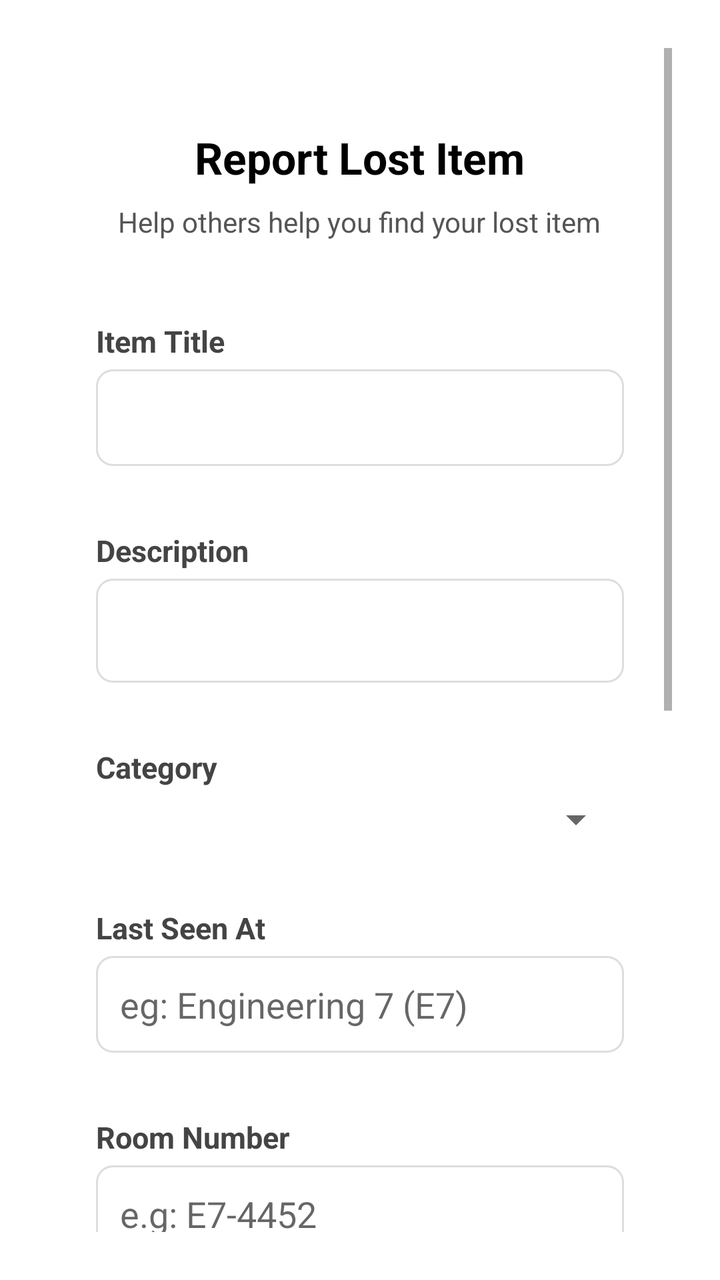
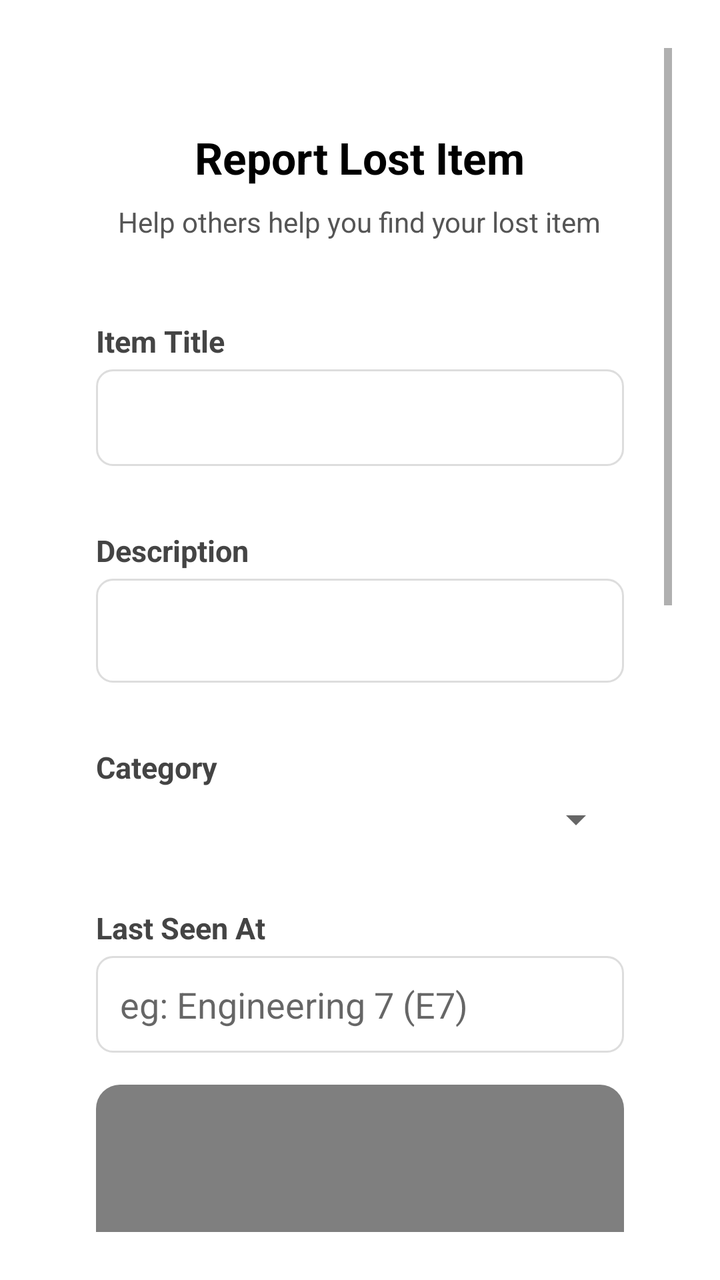

An Android layout rendered at two revisions. The XML below is the earlier revision; the diff shows what the commit changed to produce the second picture.
<!-- AndroidManifest.xml: application theme Theme.WatUFound -->
<!-- res/layout/fragment_lost_form.xml -->
<?xml version="1.0" encoding="utf-8"?>
<ScrollView xmlns:android="http://schemas.android.com/apk/res/android"
    xmlns:tools="http://schemas.android.com/tools"
    android:fitsSystemWindows="true"
    android:layout_width="match_parent"
    android:layout_height="match_parent"
    android:background="@color/white"
    android:padding="24dp">

    <LinearLayout
        android:layout_width="match_parent"
        android:layout_height="wrap_content"
        android:orientation="vertical"
        android:gravity="center_horizontal">

        
        <LinearLayout
            android:id="@+id/formContainer"
            android:layout_width="match_parent"
            android:layout_height="wrap_content"
            android:orientation="vertical"
            android:background="@android:color/white"
            android:padding="24dp"
            android:layout_marginTop="16dp"
            android:layout_marginBottom="24dp"
            android:clipToPadding="false"
            android:layout_gravity="center">

            
            <TextView
                android:layout_width="wrap_content"
                android:layout_height="wrap_content"
                android:text="Report Lost Item"
                android:textSize="22sp"
                android:textStyle="bold"
                android:textColor="@android:color/black"
                android:layout_gravity="center_horizontal"
                android:layout_marginBottom="8dp" />

            
            <TextView
                android:layout_width="wrap_content"
                android:layout_height="wrap_content"
                android:text="Help others help you find your lost item"
                android:textSize="14sp"
                android:textColor="#555555"
                android:layout_gravity="center_horizontal"
                android:layout_marginBottom="24dp" />

            
            <TextView
                style="@style/TextLabel"
                android:text="Item Title" />
            <EditText
                android:id="@+id/itemTitleInput"
                style="@style/InputField" />

            
            <TextView
                style="@style/TextLabel"
                android:text="Description" />

            <EditText
                android:id="@+id/descriptionInput"
                style="@style/InputField"
                android:layout_height="52dp"
                android:gravity="top"
                android:inputType="textMultiLine"
                android:minLines="3" />

            

            <TextView
                style="@style/TextLabel"
                android:text="Category" />

            <Spinner
                android:id="@+id/categorySpinner"
                style="@style/SpinnerField" />

            
            <TextView
                style="@style/TextLabel"
                android:text="Last Seen At" />



            <AutoCompleteTextView
                android:id="@+id/lastSeenAtInput"
                android:layout_width="match_parent"
                android:layout_height="wrap_content"
                android:hint="eg: Engineering 7 (E7)"
                android:inputType="text"
                android:background="@drawable/input_field_background"
                android:padding="12dp"
                android:layout_marginBottom="16dp"
                android:dropDownHeight="200dp"
                android:completionThreshold="1" />

            
            <TextView
                style="@style/TextLabel"
                android:text="Room Number" />

            <EditText
                android:id="@+id/roomNumberInput"
                style="@style/InputField"
                android:hint="e.g: E7-4452"
                android:inputType="text"
                android:layout_marginBottom="16dp" />

    
    <com.google.android.gms.maps.MapView
        android:id="@+id/mapViewPreview"
        android:layout_width="match_parent"
        android:layout_height="200dp"
        android:layout_marginBottom="16dp"
        android:visibility="gone" />


            
            <TextView
                style="@style/TextLabel"
                android:text="Date and Time Lost" />
            <EditText
                android:id="@+id/dateTimeInput"
                style="@style/InputField"
                android:focusable="false"
                android:clickable="true"
                android:inputType="none" />



            
            <ImageView
                android:id="@+id/imagePreview"
                android:layout_width="120dp"
                android:layout_height="120dp"
                android:src="@drawable/ic_image_upload"
                android:scaleType="centerCrop"
                android:background="@drawable/rounded_card_background"
                android:contentDescription="Image preview"
                android:layout_gravity="center" />

            
            <Button
                android:id="@+id/buttonSelectImage"
                android:layout_width="wrap_content"
                android:layout_height="wrap_content"
                android:text="Upload Image"
                android:layout_gravity="center_horizontal"
                android:layout_marginBottom="16dp"
                android:backgroundTint="@color/purple_500"
                android:textColor="@android:color/white" />

            

            <LinearLayout
                android:layout_width="wrap_content"
                android:layout_height="wrap_content"
                android:orientation="horizontal"
                android:gravity="center_vertical"
                android:layout_gravity="center_horizontal"
                android:layout_marginTop="16dp"
                android:layout_marginBottom="8dp">
                <Switch
                    android:id="@+id/switch_anonymous"
                    android:layout_width="wrap_content"
                    android:layout_height="wrap_content"
                    android:text=""
                    android:layout_marginEnd="12dp"
                    android:theme="@style/PurpleSwitchTheme" />

                <TextView
                    style="@style/TextLabel"
                    android:layout_marginTop="0dp"
                    android:layout_marginBottom="0dp"
                    android:text="Post anonymously" />

            </LinearLayout>

            
            <Button
                android:id="@+id/submitButton"
                android:layout_width="match_parent"
                android:layout_height="wrap_content"
                android:text="Post Lost Item"
                android:backgroundTint="@color/purple_500"
                android:textColor="@android:color/white"
                android:textAllCaps="true"
                android:layout_marginTop="24dp"
                android:layout_marginBottom="30dp"
                android:padding="12dp" />
        </LinearLayout>
    </LinearLayout>
</ScrollView>
<!-- resources referenced by this layout -->
<resources>
  <color name="purple_500">#3700b3</color>
  <color name="white">#FFFFFFFF</color>
  <!-- drawable ic_image_upload (drawable) -->
  <?xml version="1.0" encoding="utf-8"?>
  <vector xmlns:android="http://schemas.android.com/apk/res/android"
      android:width="48dp"
      android:height="48dp"
      android:viewportWidth="24"
      android:viewportHeight="24"
      android:tint="#CCCCCC">
    <path
        android:fillColor="#CCCCCC"
        android:pathData="M12,12m-3.2,0a3.2,3.2 0,1 1,6.4 0a3.2,3.2 0,1 1,-6.4 0"/>
    <path
        android:fillColor="#CCCCCC"
        android:pathData="M9,2L7.17,4L4,4c-1.1,0 -2,0.9 -2,2v12c0,1.1 0.9,2 2,2h16c1.1,0 2,-0.9 2,-2L22,6c0,-1.1 -0.9,-2 -2,-2h-3.17L15,2L9,2zM12,17c-2.76,0 -5,-2.24 -5,-5s2.24,-5 5,-5 5,2.24 5,5 -2.24,5 -5,5z"/>
  </vector>
  <!-- drawable input_field_background (drawable) -->
  <?xml version="1.0" encoding="utf-8"?>
  <shape xmlns:android="http://schemas.android.com/apk/res/android"
      android:shape="rectangle">
  
      <solid android:color="@android:color/white" />
  
      <stroke
          android:width="1dp"
          android:color="#DDDDDD" />
  
      <corners android:radius="8dp" />
  </shape>
  <!-- drawable rounded_card_background (drawable) -->
  <?xml version="1.0" encoding="utf-8"?>
  <shape xmlns:android="http://schemas.android.com/apk/res/android"
      android:shape="rectangle">
      <solid android:color="#F8F9FA" />
      <corners android:radius="12dp" />
  </shape>
  <style name="InputField">
          <item name="android:layout_width">match_parent</item>
          <item name="android:layout_height">wrap_content</item>
          <item name="android:background">@drawable/input_field_background</item>
          <item name="android:padding">12dp</item>
          <item name="android:layout_marginBottom">16dp</item>
      </style>
  <style name="PurpleSwitchTheme" parent="Theme.AppCompat.Light">
          <item name="colorAccent">@color/purple_500</item>
          <item name="android:colorAccent">@color/purple_500</item>
      </style>
  <style name="SpinnerField">
          <item name="android:layout_width">match_parent</item>
          <item name="android:layout_height">wrap_content</item>
          <item name="android:layout_marginBottom">16dp</item>
      </style>
  <style name="TextLabel">
          <item name="android:layout_width">match_parent</item>
          <item name="android:layout_height">wrap_content</item>
          <item name="android:textSize">15sp</item>
          <item name="android:textColor">#444444</item>
          <item name="android:textStyle">bold</item>
          <item name="android:layout_marginTop">16dp</item>
          <item name="android:layout_marginBottom">4dp</item>
      </style>
  <style name="Theme.WatUFound" parent="Theme.MaterialComponents.DayNight.NoActionBar">
          
          <item name="colorPrimary">@color/purple_500</item>
          <item name="colorPrimaryVariant">@color/purple_700</item>
          <item name="colorOnPrimary">@color/white</item>
          
          <item name="colorSecondary">@color/teal_200</item>
          <item name="colorSecondaryVariant">@color/teal_700</item>
          <item name="colorOnSecondary">@color/black</item>
          
          <item name="android:statusBarColor">?attr/colorPrimaryVariant</item>
          
      </style>
  <color name="purple_700">#FF3700B3</color>
  <color name="teal_200">#FF03DAC5</color>
  <color name="teal_700">#FF018786</color>
  <color name="black">#FF000000</color>
</resources>

<!-- the commit's change to res/layout/fragment_lost_form.xml (unified diff, before → after) -->
@@ -97,6 +97,21 @@
                 android:dropDownHeight="200dp"
                 android:completionThreshold="1" />
 
+    
+    <FrameLayout
+        android:layout_width="match_parent"
+        android:layout_height="200dp"
+        android:layout_marginBottom="16dp"
+        android:background="@drawable/rounded_card_background"
+        android:clipToOutline="true">
+
+        <org.osmdroid.views.MapView
+            android:id="@+id/mapViewPreview"
+            android:layout_width="match_parent"
+            android:layout_height="match_parent" />
+
+    </FrameLayout>
+
             
             <TextView
                 style="@style/TextLabel"
@@ -108,14 +123,6 @@
                 android:hint="e.g: E7-4452"
                 android:inputType="text"
                 android:layout_marginBottom="16dp" />
-
-    
-    <com.google.android.gms.maps.MapView
-        android:id="@+id/mapViewPreview"
-        android:layout_width="match_parent"
-        android:layout_height="200dp"
-        android:layout_marginBottom="16dp"
-        android:visibility="gone" />
 
 
             
